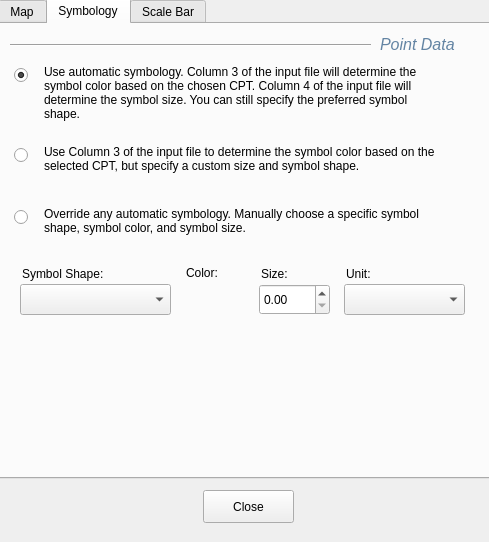
Qt form mapui/support/interfaces/options.ui (cheapstr73/mapui) before a commit.
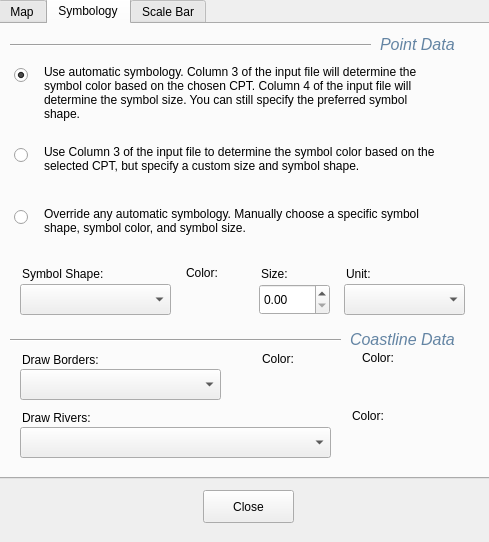
The same form after that commit. The open tabs and pages were chosen to show the change. Icons and pictures are not drawn.

```diff
--- a/mapui/support/interfaces/options.ui
+++ b/mapui/support/interfaces/options.ui
@@ -1571,6 +1571,338 @@
       <string>Color:</string>
      </property>
     </widget>
+    <widget class="Line" name="line_9">
+     <property name="geometry">
+      <rect>
+       <x>10</x>
+       <y>306</y>
+       <width>331</width>
+       <height>20</height>
+      </rect>
+     </property>
+     <property name="palette">
+      <palette>
+       <active>
+        <colorrole role="WindowText">
+         <brush brushstyle="SolidPattern">
+          <color alpha="255">
+           <red>99</red>
+           <green>132</green>
+           <blue>163</blue>
+          </color>
+         </brush>
+        </colorrole>
+        <colorrole role="Text">
+         <brush brushstyle="SolidPattern">
+          <color alpha="255">
+           <red>82</red>
+           <green>141</green>
+           <blue>163</blue>
+          </color>
+         </brush>
+        </colorrole>
+        <colorrole role="PlaceholderText">
+         <brush brushstyle="SolidPattern">
+          <color alpha="128">
+           <red>82</red>
+           <green>141</green>
+           <blue>163</blue>
+          </color>
+         </brush>
+        </colorrole>
+       </active>
+       <inactive>
+        <colorrole role="WindowText">
+         <brush brushstyle="SolidPattern">
+          <color alpha="255">
+           <red>99</red>
+           <green>132</green>
+           <blue>163</blue>
+          </color>
+         </brush>
+        </colorrole>
+        <colorrole role="Text">
+         <brush brushstyle="SolidPattern">
+          <color alpha="255">
+           <red>82</red>
+           <green>141</green>
+           <blue>163</blue>
+          </color>
+         </brush>
+        </colorrole>
+        <colorrole role="PlaceholderText">
+         <brush brushstyle="SolidPattern">
+          <color alpha="128">
+           <red>82</red>
+           <green>141</green>
+           <blue>163</blue>
+          </color>
+         </brush>
+        </colorrole>
+       </inactive>
+       <disabled>
+        <colorrole role="WindowText">
+         <brush brushstyle="SolidPattern">
+          <color alpha="255">
+           <red>177</red>
+           <green>181</green>
+           <blue>184</blue>
+          </color>
+         </brush>
+        </colorrole>
+        <colorrole role="Text">
+         <brush brushstyle="SolidPattern">
+          <color alpha="255">
+           <red>180</red>
+           <green>184</green>
+           <blue>186</blue>
+          </color>
+         </brush>
+        </colorrole>
+        <colorrole role="PlaceholderText">
+         <brush brushstyle="SolidPattern">
+          <color alpha="128">
+           <red>65</red>
+           <green>76</green>
+           <blue>82</blue>
+          </color>
+         </brush>
+        </colorrole>
+       </disabled>
+      </palette>
+     </property>
+     <property name="orientation">
+      <enum>Qt::Horizontal</enum>
+     </property>
+    </widget>
+    <widget class="QLabel" name="label_26">
+     <property name="geometry">
+      <rect>
+       <x>350</x>
+       <y>305</y>
+       <width>121</width>
+       <height>21</height>
+      </rect>
+     </property>
+     <property name="palette">
+      <palette>
+       <active>
+        <colorrole role="WindowText">
+         <brush brushstyle="SolidPattern">
+          <color alpha="255">
+           <red>99</red>
+           <green>132</green>
+           <blue>163</blue>
+          </color>
+         </brush>
+        </colorrole>
+        <colorrole role="Text">
+         <brush brushstyle="SolidPattern">
+          <color alpha="255">
+           <red>82</red>
+           <green>141</green>
+           <blue>163</blue>
+          </color>
+         </brush>
+        </colorrole>
+        <colorrole role="PlaceholderText">
+         <brush brushstyle="SolidPattern">
+          <color alpha="128">
+           <red>82</red>
+           <green>141</green>
+           <blue>163</blue>
+          </color>
+         </brush>
+        </colorrole>
+       </active>
+       <inactive>
+        <colorrole role="WindowText">
+         <brush brushstyle="SolidPattern">
+          <color alpha="255">
+           <red>99</red>
+           <green>132</green>
+           <blue>163</blue>
+          </color>
+         </brush>
+        </colorrole>
+        <colorrole role="Text">
+         <brush brushstyle="SolidPattern">
+          <color alpha="255">
+           <red>82</red>
+           <green>141</green>
+           <blue>163</blue>
+          </color>
+         </brush>
+        </colorrole>
+        <colorrole role="PlaceholderText">
+         <brush brushstyle="SolidPattern">
+          <color alpha="128">
+           <red>82</red>
+           <green>141</green>
+           <blue>163</blue>
+          </color>
+         </brush>
+        </colorrole>
+       </inactive>
+       <disabled>
+        <colorrole role="WindowText">
+         <brush brushstyle="SolidPattern">
+          <color alpha="255">
+           <red>177</red>
+           <green>181</green>
+           <blue>184</blue>
+          </color>
+         </brush>
+        </colorrole>
+        <colorrole role="Text">
+         <brush brushstyle="SolidPattern">
+          <color alpha="255">
+           <red>180</red>
+           <green>184</green>
+           <blue>186</blue>
+          </color>
+         </brush>
+        </colorrole>
+        <colorrole role="PlaceholderText">
+         <brush brushstyle="SolidPattern">
+          <color alpha="128">
+           <red>65</red>
+           <green>76</green>
+           <blue>82</blue>
+          </color>
+         </brush>
+        </colorrole>
+       </disabled>
+      </palette>
+     </property>
+     <property name="font">
+      <font>
+       <pointsize>12</pointsize>
+       <italic>true</italic>
+      </font>
+     </property>
+     <property name="text">
+      <string>Coastline Data</string>
+     </property>
+    </widget>
+    <widget class="QWidget" name="horizontalLayoutWidget_2">
+     <property name="geometry">
+      <rect>
+       <x>390</x>
+       <y>345</y>
+       <width>81</width>
+       <height>31</height>
+      </rect>
+     </property>
+     <layout class="QHBoxLayout" name="coastline_color_layout"/>
+    </widget>
+    <widget class="QLabel" name="label_19">
+     <property name="geometry">
+      <rect>
+       <x>362</x>
+       <y>325</y>
+       <width>51</width>
+       <height>17</height>
+      </rect>
+     </property>
+     <property name="text">
+      <string>Color:</string>
+     </property>
+    </widget>
+    <widget class="QComboBox" name="combo_coastline_national_boundary_type">
+     <property name="geometry">
+      <rect>
+       <x>20</x>
+       <y>345</y>
+       <width>201</width>
+       <height>31</height>
+      </rect>
+     </property>
+    </widget>
+    <widget class="QLabel" name="label_2">
+     <property name="geometry">
+      <rect>
+       <x>22</x>
+       <y>327</y>
+       <width>101</width>
+       <height>17</height>
+      </rect>
+     </property>
+     <property name="text">
+      <string>Draw Borders:</string>
+     </property>
+    </widget>
+    <widget class="QLabel" name="label_20">
+     <property name="geometry">
+      <rect>
+       <x>352</x>
+       <y>383</y>
+       <width>51</width>
+       <height>17</height>
+      </rect>
+     </property>
+     <property name="text">
+      <string>Color:</string>
+     </property>
+    </widget>
+    <widget class="QComboBox" name="combo_coastline_river_type">
+     <property name="geometry">
+      <rect>
+       <x>20</x>
+       <y>403</y>
+       <width>311</width>
+       <height>31</height>
+      </rect>
+     </property>
+    </widget>
+    <widget class="QLabel" name="label_23">
+     <property name="geometry">
+      <rect>
+       <x>22</x>
+       <y>385</y>
+       <width>101</width>
+       <height>17</height>
+      </rect>
+     </property>
+     <property name="text">
+      <string>Draw Rivers:</string>
+     </property>
+    </widget>
+    <widget class="QLabel" name="label_24">
+     <property name="geometry">
+      <rect>
+       <x>262</x>
+       <y>326</y>
+       <width>51</width>
+       <height>17</height>
+      </rect>
+     </property>
+     <property name="text">
+      <string>Color:</string>
+     </property>
+    </widget>
+    <widget class="QWidget" name="horizontalLayoutWidget_3">
+     <property name="geometry">
+      <rect>
+       <x>341</x>
+       <y>400</y>
+       <width>141</width>
+       <height>31</height>
+      </rect>
+     </property>
+     <layout class="QHBoxLayout" name="coastline_river_color_layout"/>
+    </widget>
+    <widget class="QWidget" name="horizontalLayoutWidget_4">
+     <property name="geometry">
+      <rect>
+       <x>233</x>
+       <y>344</y>
+       <width>141</width>
+       <height>31</height>
+      </rect>
+     </property>
+     <layout class="QHBoxLayout" name="coastline_national_boundary_layout"/>
+    </widget>
     <zorder>combo_symbols</zorder>
     <zorder>spin_symbology_size</zorder>
     <zorder>combo_symbology_size_unit</zorder>
```
Left out of the diff: 14 changed lines with no effect on the pictures.
